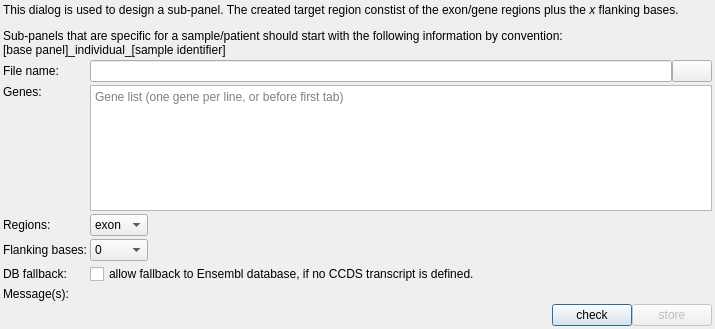
This is src/GSvar/SubpanelDesignDialog.ui in imgag/ngs-bits as Qt 5 draws it before an edit. The edited form follows.
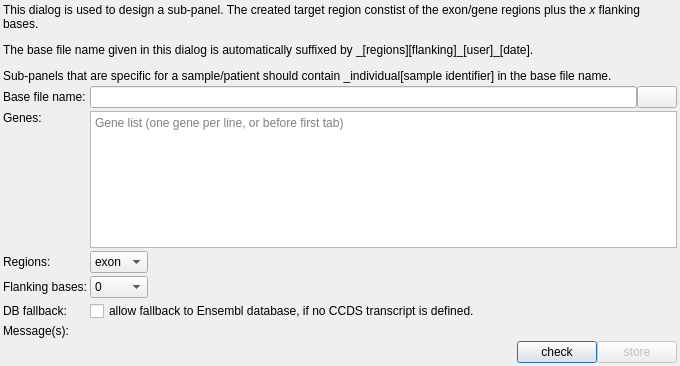
This is the edited form. Icons and pictures are not drawn.

Commit message: GSvar: added auto-suffix for sub-panels

What changed in the file:
```diff
--- a/src/GSvar/SubpanelDesignDialog.ui
+++ b/src/GSvar/SubpanelDesignDialog.ui
@@ -6,8 +6,8 @@
    <rect>
     <x>0</x>
     <y>0</y>
-    <width>715</width>
-    <height>323</height>
+    <width>680</width>
+    <height>366</height>
    </rect>
   </property>
   <property name="windowTitle">
@@ -145,7 +145,7 @@
       </sizepolicy>
      </property>
      <property name="text">
-      <string>&lt;html&gt;&lt;head/&gt;&lt;body&gt;&lt;p&gt;This dialog is used to design a sub-panel. The created target region constist of the exon/gene regions plus the &lt;span style=&quot; font-style:italic;&quot;&gt;x&lt;/span&gt; flanking bases.&lt;/p&gt;&lt;p&gt;Sub-panels that are specific for a sample/patient should start with the following information by convention:&lt;br/&gt;[base panel]_individual_[sample identifier]&lt;/p&gt;&lt;/body&gt;&lt;/html&gt;</string>
+      <string>&lt;html&gt;&lt;head/&gt;&lt;body&gt;&lt;p&gt;This dialog is used to design a sub-panel. The created target region constist of the exon/gene regions plus the &lt;span style=&quot; font-style:italic;&quot;&gt;x&lt;/span&gt; flanking bases.&lt;/p&gt;&lt;p&gt;The base file name given in this dialog is automatically suffixed by _[regions][flanking]_[user]_[date].&lt;/p&gt;&lt;p&gt;Sub-panels that are specific for a sample/patient should contain _individual[sample identifier] in the base file name.&lt;/p&gt;&lt;/body&gt;&lt;/html&gt;</string>
      </property>
      <property name="scaledContents">
       <bool>false</bool>
@@ -158,7 +158,7 @@
    <item row="1" column="0">
     <widget class="QLabel" name="label_3">
      <property name="text">
-      <string>File name:</string>
+      <string>Base file name:</string>
      </property>
     </widget>
    </item>
```
The commit also changes 4 other files.
